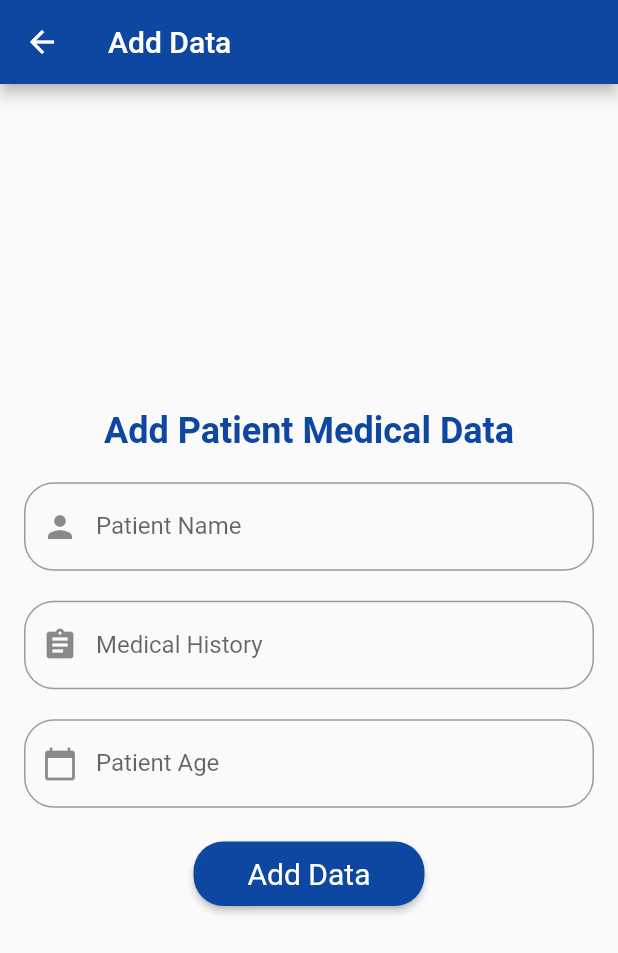
After one commit to thalitazharifa/TataCare, a Flutter app: the Medical screen opened directly, after a tap on "Search", after a tap on "Add Data", on a phone screen of 412 x 824 dp. The commit adds this screen. Shown: the top 953 px of the screen. Run offline on Flutter 3.47's test engine with Material 2 defaults, Android fonts, the phone set to English and light mode, and no system bars; our stand-ins replace cloud_firestore, curved_navigation_bar, firebase_auth, firebase_core, fl_chart, flutter_spinkit and 2 more; accounts and stored records are empty; generated files the repository leaves out were written again; network calls fail.

Commit message:
UJIAN AKHIR SEMESTER

```diff
--- /dev/null
+++ b/lib/global/database.dart
@@ -0,0 +1,31 @@
+import 'package:cloud_firestore/cloud_firestore.dart';
+
+class DatabaseMethods {
+  Future addUserDetails(Map<String, dynamic> userInfoMap) async {
+    return await FirebaseFirestore.instance
+        .collection("users")
+        .doc()
+        .set(userInfoMap);
+  }
+
+  Future<QuerySnapshot> getthisUserInfo(String name) async {
+    return await FirebaseFirestore.instance
+        .collection("users")
+        .where("Patient Name", isEqualTo: name)
+        .get();
+  }
+
+  Future UpdateUserData(String medicalhistory, String id) async {
+    return await FirebaseFirestore.instance
+        .collection("users")
+        .doc(id)
+        .update({"Medical History": medicalhistory});
+  }
+
+  Future DeleteUserData(String id) async {
+    return await FirebaseFirestore.instance
+        .collection("users")
+        .doc(id)
+        .delete();
+  }
+}
--- /dev/null
+++ b/lib/screens/AddMedical.dart
@@ -0,0 +1,108 @@
+import 'package:flutter/material.dart';
+import '../global/Database.dart';
+import '../global/toast.dart';
+
+class AddData extends StatefulWidget {
+  const AddData({Key? key}) : super(key: key);
+
+  @override
+  State<AddData> createState() => _AddDataState();
+}
+
+class _AddDataState extends State<AddData> {
+  uploadData() async {
+    Map<String, dynamic> uploaddata = {
+      "Patient Name": patientController.text,
+      "Medical History": medicalController.text,
+      "Patient Age": userageController.text,
+    };
+    await DatabaseMethods().addUserDetails(uploaddata);
+    showUpload(message: 'Uploaded Successfully');
+  }
+
+  TextEditingController patientController = TextEditingController();
+  TextEditingController medicalController = TextEditingController();
+  TextEditingController userageController = TextEditingController();
+
+  @override
+  Widget build(BuildContext context) {
+    return Scaffold(
+      appBar: AppBar(
+        title: Text('Add Data'),
+        backgroundColor: Colors.blue.shade900,
+      ),
+      body: Padding(
+        padding: const EdgeInsets.all(16.0),
+        child: Column(
+          mainAxisAlignment: MainAxisAlignment.center,
+          children: <Widget>[
+            Text(
+              'Add Patient Medical Data',
+              style: TextStyle(
+                fontSize: 24,
+                fontWeight: FontWeight.bold,
+                color: Colors.blue.shade900,
+              ),
+            ),
+            SizedBox(height: 20),
+            TextField(
+              controller: patientController,
+              decoration: InputDecoration(
+                labelText: 'Patient Name',
+                prefixIcon: Icon(Icons.person),
+                border: OutlineInputBorder(
+                  borderRadius: BorderRadius.circular(20.0),
+                ),
+              ),
+            ),
+            SizedBox(height: 20),
+            TextField(
+              controller: medicalController,
+              decoration: InputDecoration(
+                labelText: 'Medical History',
+                prefixIcon: Icon(Icons.assignment),
+                border: OutlineInputBorder(
+                  borderRadius: BorderRadius.circular(20.0),
+                ),
+              ),
+            ),
+            SizedBox(height: 20),
+            TextField(
+              controller: userageController,
+              keyboardType: TextInputType.number,
+              decoration: InputDecoration(
+                labelText: 'Patient Age',
+                prefixIcon: Icon(Icons.calendar_today),
+                border: OutlineInputBorder(
+                  borderRadius: BorderRadius.circular(20.0),
+                ),
+              ),
+            ),
+            SizedBox(height: 20),
+            ElevatedButton(
+              onPressed: () {
+                uploadData();
+              },
+              style: ElevatedButton.styleFrom(
+                primary: Colors.blue.shade900,
+                shape: RoundedRectangleBorder(
+                  borderRadius: BorderRadius.circular(20.0),
+                ),
+              ),
+              child: Padding(
+                padding: const EdgeInsets.symmetric(horizontal: 20, vertical: 10),
+                child: Text(
+                  'Add Data',
+                  style: TextStyle(
+                    fontSize: 20,
+                    fontWeight: FontWeight.w400,
+                  ),
+                ),
+              ),
+            ),
+          ],
+        ),
+      ),
+    );
+  }
+}
--- /dev/null
+++ b/lib/screens/MedicalHistories.dart
@@ -0,0 +1,198 @@
+import 'package:cloud_firestore/cloud_firestore.dart';
+import 'package:flutter/material.dart';
+import 'package:fluttertoast/fluttertoast.dart';
+
+import '../global/database.dart';
+import '../global/toast.dart';
+import 'AddMedical.dart';
+
+class Medical extends StatefulWidget {
+  const Medical({Key? key}) : super(key: key);
+
+  @override
+  State<Medical> createState() => _MedicalState();
+}
+
+class _MedicalState extends State<Medical> {
+  String? patient, medicalhistory, age, id;
+
+  TextEditingController patientController = TextEditingController();
+  TextEditingController medicalController = TextEditingController();
+
+  searchUser(String name) async {
+    QuerySnapshot querySnapshot = await DatabaseMethods().getthisUserInfo(name);
+
+    if (querySnapshot.docs.isNotEmpty) {
+      setState(() {
+        patient = "${querySnapshot.docs[0]["Patient Name"]}";
+        medicalhistory = "${querySnapshot.docs[0]["Medical History"]}";
+        age = "${querySnapshot.docs[0]["Patient Age"]}";
+        id = querySnapshot.docs[0].id; // Set the id from the document
+      });
+    }
+  }
+
+  void _showSnackBar(String message) {
+    ScaffoldMessenger.of(context).showSnackBar(
+      SnackBar(
+        content: Text(message),
+        duration: Duration(seconds: 2),
+      ),
+    );
+  }
+
+  @override
+  Widget build(BuildContext context) {
+    return Scaffold(
+      appBar: AppBar(
+        title: Text("Search Patient Medical Data"),
+        backgroundColor: Colors.blue.shade900,
+      ),
+      body: Padding(
+        padding: const EdgeInsets.all(16.0),
+        child: Column(
+          mainAxisAlignment: MainAxisAlignment.center,
+          children: [
+            Text(
+              "Enter Patient Information",
+              style: TextStyle(
+                color: Colors.black,
+                fontSize: 20.0,
+                fontWeight: FontWeight.w500,
+              ),
+            ),
+            SizedBox(height: 20.0),
+            TextField(
+              controller: patientController,
+              decoration: InputDecoration(
+                hintText: 'Enter Patient Name',
+                border: OutlineInputBorder(),
+                labelText: 'Patient Name',
+              ),
+            ),
+            SizedBox(height: 10.0),
+            TextField(
+              controller: medicalController,
+              decoration: InputDecoration(
+                hintText: 'Enter Medical History',
+                border: OutlineInputBorder(),
+                labelText: 'Medical History',
+              ),
+            ),
+            SizedBox(height: 20.0),
+            Row(
+              mainAxisAlignment: MainAxisAlignment.spaceEvenly,
+              children: [
+                ElevatedButton(
+                  onPressed: () {
+                    searchUser(patientController.text);
+                  },
+                  style: ElevatedButton.styleFrom(
+                    primary: Colors.blue.shade900,
+                    minimumSize: Size(150, 50),
+                  ),
+                  child: Text("Search"),
+                ),
+                ElevatedButton(
+                  onPressed: () async {
+                    String newMedical = medicalController.text;
+                    if (newMedical.isNotEmpty && id != null) {
+                      await DatabaseMethods().UpdateUserData(newMedical, id!);
+                      searchUser(patientController.text);
+                      _showSnackBar('Updated Successfully!');
+                    } else {
+                      _showSnackBar('Please enter a valid medical history.');
+                    }
+                  },
+                  style: ElevatedButton.styleFrom(
+                    primary: Colors.blue.shade900,
+                    minimumSize: Size(150, 50),
+                  ),
+                  child: Text("Update"),
+                ),
+              ],
+            ),
+            SizedBox(height: 10.0),
+            Row(
+              mainAxisAlignment: MainAxisAlignment.spaceEvenly,
+              children: [
+                ElevatedButton(
+                  onPressed: () async {
+                    await searchUser(patientController.text);
+                    if (id != null) {
+                      await DatabaseMethods().DeleteUserData(id!);
+                      Fluttertoast.showToast(
+                        msg: "Deleted Successfully!",
+                        toastLength: Toast.LENGTH_SHORT,
+                        gravity: ToastGravity.CENTER,
+                        timeInSecForIosWeb: 1,
+                        backgroundColor: Colors.red,
+                        textColor: Colors.white,
+                        fontSize: 16.0,
+                      );
+                    } else {
+                      _showSnackBar('Cannot delete. User not found.');
+                    }
+                  },
+                  style: ElevatedButton.styleFrom(
+                    primary: Colors.blue.shade900,
+                    minimumSize: Size(150, 50),
+                  ),
+                  child: Text("Delete"),
+                ),
+                ElevatedButton(
+                  onPressed: () {
+                    Navigator.push(
+                      context,
+                      MaterialPageRoute(
+                        builder: (context) => AddData(),
+                      ),
+                    );
+                  },
+                  style: ElevatedButton.styleFrom(
+                    primary: Colors.blue.shade900,
+                    minimumSize: Size(150, 50),
+                  ),
+                  child: Text("Add Data"),
+                ),
+              ],
+            ),
+            SizedBox(height: 20.0),
+            if (patient != null) ...[
+              Text(
+                "Patient Name: $patient",
+                style: TextStyle(
+                  color: Colors.black,
+                  fontSize: 20.0,
+                  fontWeight: FontWeight.w500,
+                ),
+              ),
+            ],
+            if (medicalhistory != null) ...[
+              SizedBox(height: 10),
+              Text(
+                "Medical History: $medicalhistory",
+                style: TextStyle(
+                  color: Colors.black,
+                  fontSize: 20.0,
+                  fontWeight: FontWeight.w500,
+                ),
+              ),
+            ],
+            if (age != null) ...[
+              SizedBox(height: 10),
+              Text(
+                "Patient Age: $age",
+                style: TextStyle(
+                  color: Colors.black,
+                  fontSize: 20.0,
+                  fontWeight: FontWeight.w500,
+                ),
+              ),
+            ],
+          ],
+        ),
+      ),
+    );
+  }
+}
--- a/pubspec.yaml
+++ b/pubspec.yaml
@@ -42,6 +42,11 @@ dependencies:
   syncfusion_flutter_datepicker: ^20.3.60
   flutter_floating_bottom_bar: ^1.1.0
   http: ^1.1.0
+  firebase_auth: ^4.16.0
+  cloud_firestore: ^4.14.0
+  firebase_core: ^2.24.2
+  firebase_storage: ^11.6.0
+  fluttertoast: ^8.2.4
 
 dev_dependencies:
   flutter_test:
```
Also changed, not shown: lib/global/toast.dart (added, +35 -0 lines), lib/main.dart (+9 -2 lines), lib/screens/Home.dart (+6 -1 lines), lib/screens/Login.dart (+33 -6 lines), lib/screens/Register.dart (+38 -5 lines), lib/screens/status_gempa_page.dart (+18 -8 lines), lib/user_auth/firebase_auth_implementation/firebase_auth_services.dart (added, +29 -0 lines), assets/images/normal.png (added), assets/images/obesity.png (added), assets/images/overweight.png (added), assets/images/underweight.png (added), lib/widgets/gempa_item.dart (line endings or trailing spaces), pubspec.lock, 6 other files.
